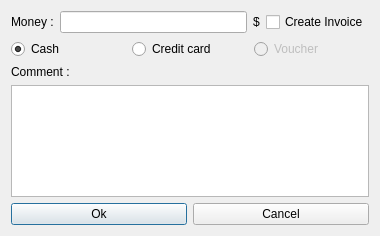
The window that client/dlgcassaaction.ui (tbikfalvi/Belenus) describes before a commit, drawn with Qt 5.
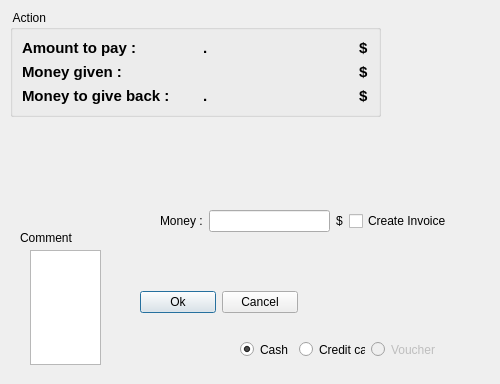
The same window after the commit.

Diff of the .ui file:
```diff
--- a/client/dlgcassaaction.ui
+++ b/client/dlgcassaaction.ui
@@ -6,15 +6,264 @@
    <rect>
     <x>0</x>
     <y>0</y>
-    <width>380</width>
-    <height>236</height>
+    <width>500</width>
+    <height>384</height>
    </rect>
   </property>
   <property name="windowTitle">
    <string>Dialog</string>
   </property>
+  <widget class="QLabel" name="lblComment">
+   <property name="geometry">
+    <rect>
+     <x>20</x>
+     <y>230</y>
+     <width>52</width>
+     <height>16</height>
+    </rect>
+   </property>
+   <property name="text">
+    <string>Comment :</string>
+   </property>
+  </widget>
+  <widget class="QTextEdit" name="teComment">
+   <property name="geometry">
+    <rect>
+     <x>30</x>
+     <y>250</y>
+     <width>71</width>
+     <height>115</height>
+    </rect>
+   </property>
+  </widget>
+  <widget class="QGroupBox" name="gbMoneyAction">
+   <property name="geometry">
+    <rect>
+     <x>10</x>
+     <y>10</y>
+     <width>371</width>
+     <height>107</height>
+    </rect>
+   </property>
+   <property name="title">
+    <string> Action </string>
+   </property>
   <layout class="QVBoxLayout" name="verticalLayout">
    <item>
+     <layout class="QHBoxLayout" name="horizontalLayout_4">
+      <item>
+       <widget class="QLabel" name="lblMoneyToPay">
+        <property name="font">
+         <font>
+          <pointsize>11</pointsize>
+          <weight>75</weight>
+          <bold>true</bold>
+         </font>
+        </property>
+        <property name="text">
+         <string>Amount to pay :</string>
+        </property>
+       </widget>
+      </item>
+      <item>
+       <spacer name="horizontalSpacer">
+        <property name="orientation">
+         <enum>Qt::Horizontal</enum>
+        </property>
+        <property name="sizeHint" stdset="0">
+         <size>
+          <width>40</width>
+          <height>20</height>
+         </size>
+        </property>
+       </spacer>
+      </item>
+      <item>
+       <widget class="QLabel" name="lblAmountToPay">
+        <property name="minimumSize">
+         <size>
+          <width>150</width>
+          <height>0</height>
+         </size>
+        </property>
+        <property name="font">
+         <font>
+          <pointsize>11</pointsize>
+          <weight>75</weight>
+          <bold>true</bold>
+         </font>
+        </property>
+        <property name="layoutDirection">
+         <enum>Qt::RightToLeft</enum>
+        </property>
+        <property name="text">
+         <string>.</string>
+        </property>
+       </widget>
+      </item>
+      <item>
+       <widget class="QLabel" name="lblCurrencyToPay">
+        <property name="font">
+         <font>
+          <pointsize>11</pointsize>
+          <weight>75</weight>
+          <bold>true</bold>
+         </font>
+        </property>
+        <property name="text">
+         <string>$</string>
+        </property>
+       </widget>
+      </item>
+     </layout>
+    </item>
+    <item>
+     <layout class="QHBoxLayout" name="horizontalLayout_5">
+      <item>
+       <widget class="QLabel" name="lblMoneyGiven">
+        <property name="font">
+         <font>
+          <pointsize>11</pointsize>
+          <weight>75</weight>
+          <bold>true</bold>
+         </font>
+        </property>
+        <property name="text">
+         <string>Money given :</string>
+        </property>
+       </widget>
+      </item>
+      <item>
+       <spacer name="horizontalSpacer_2">
+        <property name="orientation">
+         <enum>Qt::Horizontal</enum>
+        </property>
+        <property name="sizeHint" stdset="0">
+         <size>
+          <width>40</width>
+          <height>20</height>
+         </size>
+        </property>
+       </spacer>
+      </item>
+      <item>
+       <widget class="QLineEdit" name="ledAmountGiven">
+        <property name="font">
+         <font>
+          <pointsize>11</pointsize>
+          <weight>75</weight>
+          <bold>true</bold>
+         </font>
+        </property>
+        <property name="layoutDirection">
+         <enum>Qt::RightToLeft</enum>
+        </property>
+        <property name="autoFillBackground">
+         <bool>false</bool>
+        </property>
+        <property name="styleSheet">
+         <string notr="true">border: 0; background: transparent;</string>
+        </property>
+        <property name="alignment">
+         <set>Qt::AlignRight|Qt::AlignTrailing|Qt::AlignVCenter</set>
+        </property>
+       </widget>
+      </item>
+      <item>
+       <widget class="QLabel" name="lblCurrencyGiven">
+        <property name="font">
+         <font>
+          <pointsize>11</pointsize>
+          <weight>75</weight>
+          <bold>true</bold>
+         </font>
+        </property>
+        <property name="text">
+         <string>$</string>
+        </property>
+       </widget>
+      </item>
+     </layout>
+    </item>
+    <item>
+     <layout class="QHBoxLayout" name="horizontalLayout_6">
+      <item>
+       <widget class="QLabel" name="lblMoneyToBack">
+        <property name="font">
+         <font>
+          <pointsize>11</pointsize>
+          <weight>75</weight>
+          <bold>true</bold>
+         </font>
+        </property>
+        <property name="text">
+         <string>Money to give back :</string>
+        </property>
+       </widget>
+      </item>
+      <item>
+       <spacer name="horizontalSpacer_3">
+        <property name="orientation">
+         <enum>Qt::Horizontal</enum>
+        </property>
+        <property name="sizeHint" stdset="0">
+         <size>
+          <width>40</width>
+          <height>20</height>
+         </size>
+        </property>
+       </spacer>
+      </item>
+      <item>
+       <widget class="QLabel" name="lblAmountToBack">
+        <property name="minimumSize">
+         <size>
+          <width>150</width>
+          <height>0</height>
+         </size>
+        </property>
+        <property name="font">
+         <font>
+          <pointsize>11</pointsize>
+          <weight>75</weight>
+          <bold>true</bold>
+         </font>
+        </property>
+        <property name="layoutDirection">
+         <enum>Qt::RightToLeft</enum>
+        </property>
+        <property name="text">
+         <string>.</string>
+        </property>
+       </widget>
+      </item>
+      <item>
+       <widget class="QLabel" name="lblCurrencyToBack">
+        <property name="font">
+         <font>
+          <pointsize>11</pointsize>
+          <weight>75</weight>
+          <bold>true</bold>
+         </font>
+        </property>
+        <property name="text">
+         <string>$</string>
+        </property>
+       </widget>
+      </item>
+     </layout>
+    </item>
+   </layout>
+  </widget>
+  <widget class="QWidget" name="">
+   <property name="geometry">
+    <rect>
+     <x>160</x>
+     <y>210</y>
+     <width>292</width>
+     <height>22</height>
+    </rect>
+   </property>
     <layout class="QHBoxLayout" name="horizontalLayout">
      <item>
       <widget class="QLabel" name="lblMoney">
@@ -48,8 +297,16 @@
       </widget>
      </item>
     </layout>
-   </item>
-   <item>
+  </widget>
+  <widget class="QWidget" name="">
+   <property name="geometry">
+    <rect>
+     <x>240</x>
+     <y>340</y>
+     <width>198</width>
+     <height>19</height>
+    </rect>
+   </property>
     <layout class="QHBoxLayout" name="horizontalLayout_2">
      <item>
       <widget class="QRadioButton" name="rbPayCash">
@@ -79,18 +336,16 @@
       </widget>
      </item>
     </layout>
-   </item>
-   <item>
-    <widget class="QLabel" name="lblComment">
-     <property name="text">
-      <string>Comment :</string>
-     </property>
-    </widget>
-   </item>
-   <item>
-    <widget class="QTextEdit" name="teComment"/>
-   </item>
-   <item>
+  </widget>
+  <widget class="QWidget" name="">
+   <property name="geometry">
+    <rect>
+     <x>140</x>
+     <y>290</y>
+     <width>158</width>
+     <height>25</height>
+    </rect>
+   </property>
     <layout class="QHBoxLayout" name="horizontalLayout_3">
      <item>
       <widget class="QPushButton" name="pbOk">
@@ -125,8 +380,7 @@
       </widget>
      </item>
     </layout>
-   </item>
-  </layout>
+  </widget>
  </widget>
  <tabstops>
   <tabstop>ledMoney</tabstop>
```
Lines whose indentation alone changed are shown as unchanged.
